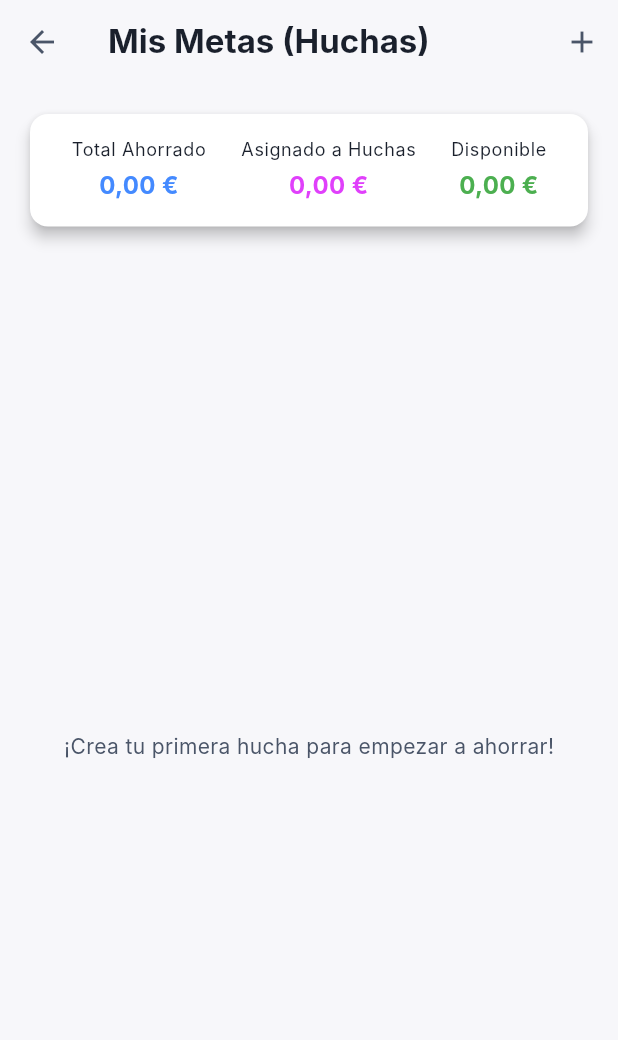
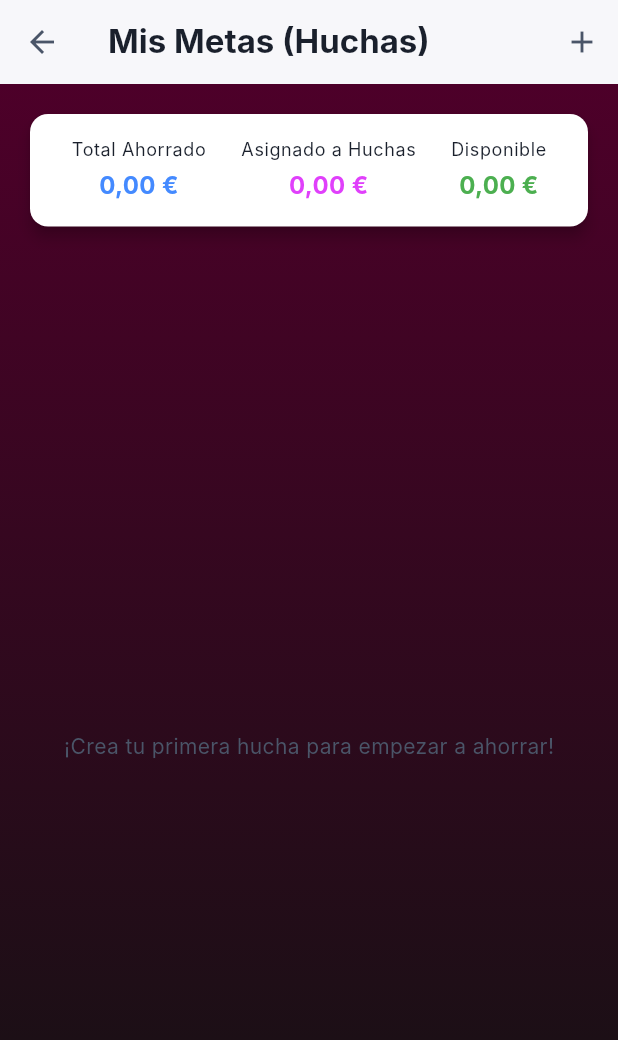
Before and after one commit to Thiagosnchz02/finai_flutter, a Flutter app: the GoalsScreen screen opened by its route, on a phone screen of 412 x 824 dp. Shown: the top 1040 px of the screen. Run offline on Flutter 3.47's test engine with Material 3 defaults, Android fonts, the phone set to English and light mode, and no system bars; our stand-ins replace fl_chart, flutter_dotenv, flutter_svg, font_awesome_flutter, image_picker, intl_phone_field and 4 more; missing offline and left inert: flutter_facebook_auth; accounts and stored records are empty; Roboto replaces fonts that are missing (Inter).

Commit message:
Add gradient background to goals screen

```diff
--- a/lib/features/goals/screens/goals_screen.dart
+++ b/lib/features/goals/screens/goals_screen.dart
@@ -120,7 +120,18 @@ class _GoalsScreenState extends State<GoalsScreen> {
           ),
         ],
       ),
-      body: FutureBuilder<Map<String, dynamic>>(
+      body: Container(
+        decoration: const BoxDecoration(
+          gradient: LinearGradient(
+            begin: Alignment.topCenter,
+            end: Alignment.bottomCenter,
+            colors: [
+              Color(0xFF4D0029),
+              Color(0xFF121212),
+            ],
+          ),
+        ),
+        child: FutureBuilder<Map<String, dynamic>>(
           future: _dataFuture,
           builder: (context, snapshot) {
             if (snapshot.connectionState == ConnectionState.waiting) {
@@ -178,6 +189,7 @@ class _GoalsScreenState extends State<GoalsScreen> {
             );
           },
         ),
+      ),
     );
   }
 }
```
Lines whose indentation alone changed are shown as unchanged.
